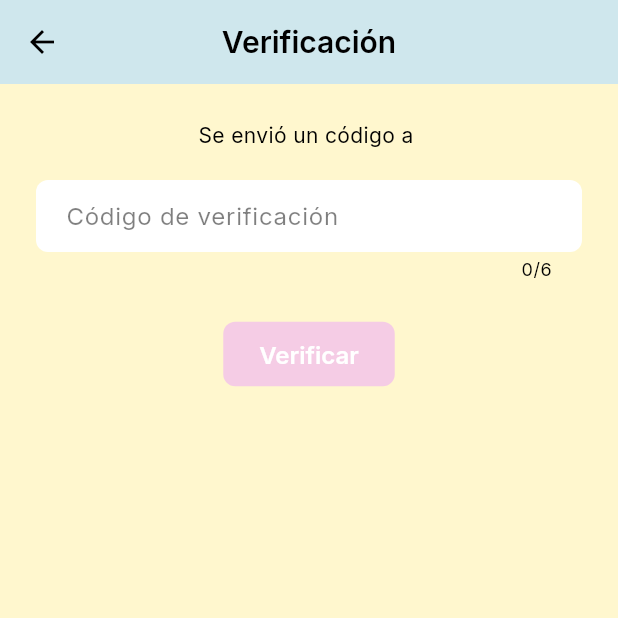
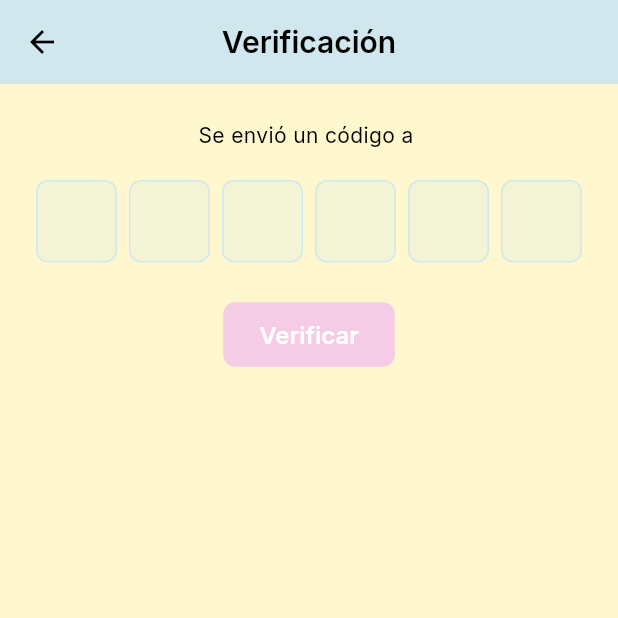
Before and after one commit to ItsRaven-13/messaging_app, a Flutter app: the OtpVerificationScreen screen opened directly with empty values, on a phone screen of 412 x 824 dp, the top half of it. Run offline on Flutter 3.47's test engine with Material 3 defaults, Android fonts, the phone set to English and light mode, and no system bars; drawn by our look-alikes of pinput; our stand-ins replace connectivity_plus, firebase_auth, firebase_core, go_router; accounts and stored records are empty; generated files the repository leaves out were written again.

Commit message:
feat(auth):Se mejoro la logica y validacion de autenticación sms y la vista del home

```diff
--- a/lib/app/router/app_screens.dart
+++ b/lib/app/router/app_screens.dart
@@ -2,4 +2,4 @@ export 'package:messaging_app/features/presentation/screen/welcome_screen.dart';
 export 'package:messaging_app/shared/pages/no_conection.dart';
 export 'package:messaging_app/features/auth/presentation/screens/phone_input_screen.dart';
 export 'package:messaging_app/features/auth/presentation/screens/otp_verification_screen.dart';
-export 'package:messaging_app/features/home/presentation/screens/home_screen.dart';
+export 'package:messaging_app/features/chat/presentation/screens/home_screen.dart';
--- a/lib/app/router/route_helpers.dart
+++ b/lib/app/router/route_helpers.dart
@@ -10,5 +10,6 @@ T requireExtra<T>(GoRouterState state) {
 
 class OtpVerificationArgs {
   final String phoneNumber;
-  OtpVerificationArgs(this.phoneNumber);
+  final String? autodetectedSmsCode;
+  OtpVerificationArgs(this.phoneNumber, {this.autodetectedSmsCode});
 }
--- /dev/null
+++ b/lib/core/styles/pin_theme_styles.dart
@@ -0,0 +1,56 @@
+import 'package:flutter/material.dart';
+import 'package:pinput/pinput.dart';
+
+class PinThemeStyles {
+  static PinTheme getDefaultTheme(BuildContext context) {
+    final ColorScheme colorScheme = Theme.of(context).colorScheme;
+
+    return PinTheme(
+      width: 55,
+      height: 55,
+      textStyle: TextStyle(
+        fontSize: 20,
+        color: colorScheme.onSurface,
+        fontWeight: FontWeight.w600,
+      ),
+      decoration: BoxDecoration(
+        color: colorScheme.primary.withValues(alpha: 0.25),
+        borderRadius: BorderRadius.circular(8),
+        border: Border.all(color: colorScheme.primary),
+      ),
+    );
+  }
+
+  static PinTheme getFocusedTheme(BuildContext context) {
+    final PinTheme defaultTheme = getDefaultTheme(context);
+    return defaultTheme.copyWith(
+      decoration: defaultTheme.decoration!.copyWith(
+        border: Border.all(
+          color: Theme.of(context).colorScheme.primary,
+          width: 2,
+        ),
+      ),
+    );
+  }
+
+  static PinTheme getSubmittedTheme(BuildContext context) {
+    final PinTheme defaultTheme = getDefaultTheme(context);
+    return defaultTheme.copyWith(
+      decoration: defaultTheme.decoration!.copyWith(
+        color: Theme.of(context).colorScheme.primary,
+      ),
+    );
+  }
+
+  static PinTheme getErrorTheme(BuildContext context) {
+    final PinTheme defaultTheme = getDefaultTheme(context);
+    return defaultTheme.copyWith(
+      decoration: defaultTheme.decoration!.copyWith(
+        border: Border.all(
+          color: Theme.of(context).colorScheme.error,
+          width: 2,
+        ),
+      ),
+    );
+  }
+}
--- a/lib/features/auth/presentation/providers/auth_provider.dart
+++ b/lib/features/auth/presentation/providers/auth_provider.dart
@@ -28,7 +28,7 @@ class AuthProvider extends ChangeNotifier {
   Future<void> sendCode({
     required String phoneNumber,
     required Function() onCodeSent,
-    required Function(User) onVerified,
+    required Function(User, String? smsCode) onVerified,
     required Function(String) onError,
   }) async {
     _setLoading(true);
@@ -39,10 +39,10 @@ class AuthProvider extends ChangeNotifier {
         _setLoading(false);
         onCodeSent();
       },
-      verificationCompleted: (userCredential) {
+      verificationCompleted: (userCredential, smsCode) {
         _user = userCredential.user;
         _setLoading(false);
-        onVerified(userCredential.user!);
+        onVerified(userCredential.user!, smsCode);
       },
       verificationFailed: (error) {
         _setLoading(false);
--- a/lib/features/auth/presentation/screens/otp_verification_screen.dart
+++ b/lib/features/auth/presentation/screens/otp_verification_screen.dart
@@ -1,6 +1,8 @@
 import 'package:flutter/material.dart';
 import 'package:go_router/go_router.dart';
+import 'package:messaging_app/core/styles/pin_theme_styles.dart';
 import 'package:messaging_app/features/auth/domain/validators/otp_validator.dart';
+import 'package:pinput/pinput.dart';
 import 'package:provider/provider.dart';
 import 'package:messaging_app/core/constants/app_routes.dart';
 import 'package:messaging_app/core/widgets/connectivity_wrapper.dart';
@@ -9,7 +11,12 @@ import 'package:messaging_app/features/auth/presentation/providers/auth_provider
 
 class OtpVerificationScreen extends StatefulWidget {
   final String phoneNumber;
-  const OtpVerificationScreen({super.key, required this.phoneNumber});
+  final String? autodetectedSmsCode;
+  const OtpVerificationScreen({
+    super.key,
+    required this.phoneNumber,
+    this.autodetectedSmsCode,
+  });
 
   @override
   State<OtpVerificationScreen> createState() => _OtpVerificationScreenState();
@@ -18,6 +25,24 @@ class OtpVerificationScreen extends StatefulWidget {
 class _OtpVerificationScreenState extends State<OtpVerificationScreen> {
   final _formKey = GlobalKey<FormState>();
   final TextEditingController _codeController = TextEditingController();
+
+  @override
+  void initState() {
+    super.initState();
+    if (widget.autodetectedSmsCode != null &&
+        widget.autodetectedSmsCode!.length == 6) {
+      _codeController.text = widget.autodetectedSmsCode!;
+      WidgetsBinding.instance.addPostFrameCallback((_) {
+        context.goNamed(AppRoutes.home);
+      });
+    }
+  }
+
+  @override
+  void dispose() {
+    _codeController.dispose();
+    super.dispose();
+  }
 
   void _verifyCode(AuthProvider auth) async {
     final hasInternet = await NetworkUtils.hasInternetConnection();
@@ -37,9 +62,20 @@ class _OtpVerificationScreenState extends State<OtpVerificationScreen> {
     );
   }
 
+  void _onCompleted(String pin, AuthProvider auth) {
+    _codeController.text = pin;
+    if (_formKey.currentState!.validate()) {
+      _verifyCode(auth);
+    }
+  }
+
   @override
   Widget build(BuildContext context) {
     final auth = Provider.of<AuthProvider>(context);
+    final defaultPinTheme = PinThemeStyles.getDefaultTheme(context);
+    final focusedPinTheme = PinThemeStyles.getFocusedTheme(context);
+    final errorPinTheme = PinThemeStyles.getErrorTheme(context);
+    final submittedPinTheme = PinThemeStyles.getSubmittedTheme(context);
 
     return ConnectivityWrapper(
       child: Scaffold(
@@ -54,21 +90,26 @@ class _OtpVerificationScreenState extends State<OtpVerificationScreen> {
               children: [
                 Text("Se envió un código a ${widget.phoneNumber}"),
                 const SizedBox(height: 20),
-                TextFormField(
+                Pinput(
                   controller: _codeController,
+                  length: 6,
+                  defaultPinTheme: defaultPinTheme,
+                  focusedPinTheme: focusedPinTheme,
+                  submittedPinTheme: submittedPinTheme,
+                  errorPinTheme: errorPinTheme,
+                  validator: OtpValidator.isValid,
                   keyboardType: TextInputType.number,
-                  decoration: const InputDecoration(
-                    hintText: "Código de verificación",
-                    border: OutlineInputBorder(),
-                  ),
-                  maxLength: 6,
-                  validator: OtpValidator.isValid,
+                  onCompleted: (pin) => _onCompleted(pin, auth),
                 ),
                 const SizedBox(height: 24),
                 auth.loading
                     ? const CircularProgressIndicator()
                     : ElevatedButton(
-                        onPressed: () => _verifyCode(auth),
+                        onPressed: () {
+                          if (_formKey.currentState!.validate()) {
+                            _verifyCode(auth);
+                          }
+                        },
                         child: const Text("Verificar"),
                       ),
               ],
--- a/lib/features/auth/services/auth_service.dart
+++ b/lib/features/auth/services/auth_service.dart
@@ -10,7 +10,8 @@ class AuthService {
   Future<void> verifyPhoneNumber({
     required String phoneNumber,
     required Function(String verificationId) codeSent,
-    required Function(UserCredential user) verificationCompleted,
+    required Function(UserCredential user, String? smsCode)
+    verificationCompleted,
     required Function(String error) verificationFailed,
   }) async {
     await _auth.verifyPhoneNumber(
@@ -19,7 +20,7 @@ class AuthService {
       verificationCompleted: (PhoneAuthCredential credential) async {
         try {
           final userCredential = await _auth.signInWithCredential(credential);
-          verificationCompleted(userCredential);
+          verificationCompleted(userCredential, credential.smsCode);
         } catch (e) {
           verificationFailed(e.toString());
         }
--- a/pubspec.yaml
+++ b/pubspec.yaml
@@ -41,6 +41,7 @@ dependencies:
   go_router: ^16.2.4
   provider: ^6.1.5
   connectivity_plus: ^7.0.0
+  pinput: ^5.0.2
 
 dev_dependencies:
   flutter_test:
```
Also changed, not shown: lib/features/auth/presentation/screens/phone_input_screen.dart (+13 -1 lines), lib/features/chat/presentation/screens/home_screen.dart (renamed from lib/features/home/presentation/screens/home_screen.dart), pubspec.lock.
